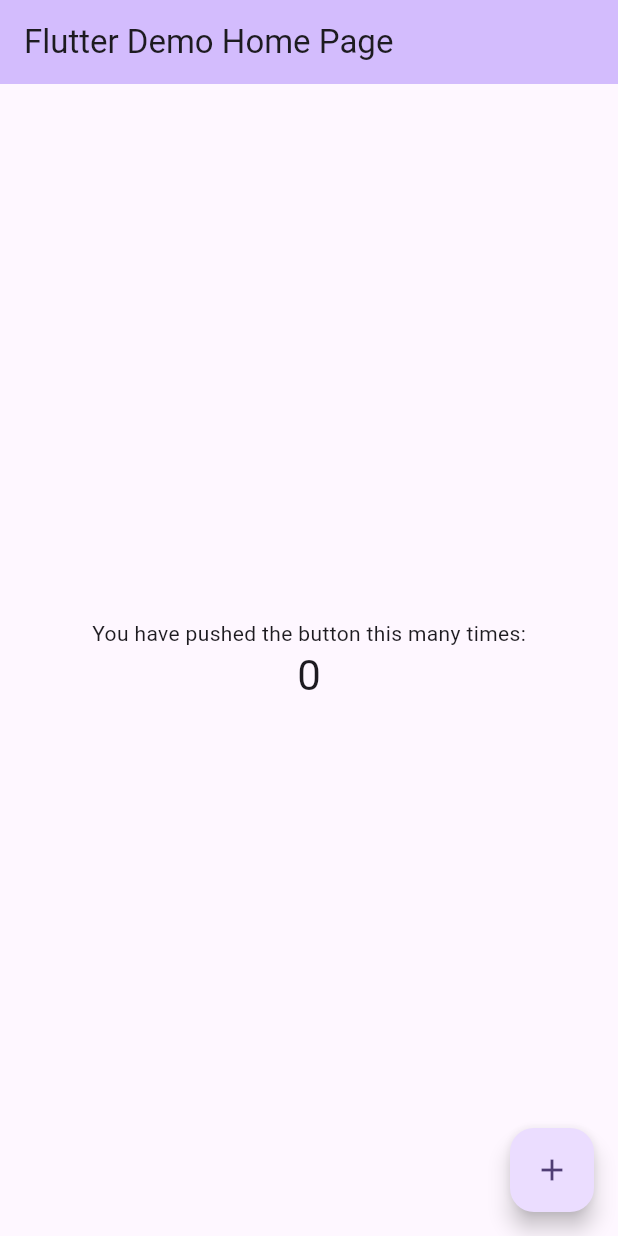
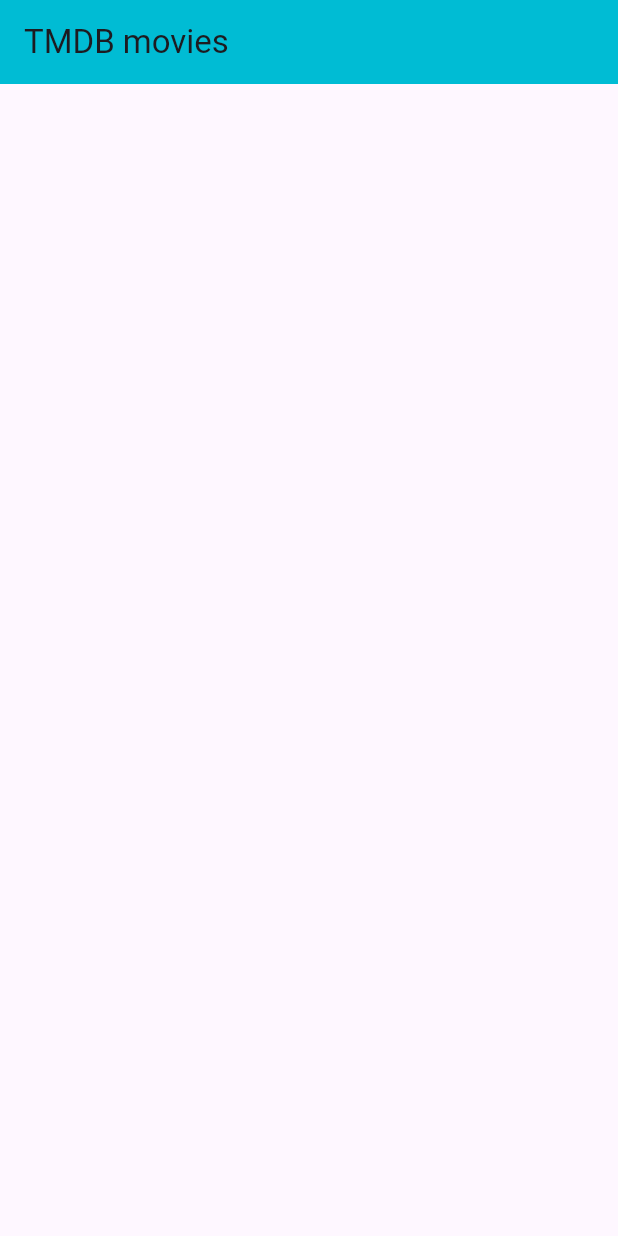
Before and after one commit to yakobsolo/Flutter-Projects, a Flutter app: the screen it shows after launch, on a phone screen of 412 x 824 dp. Run offline on Flutter 3.47's test engine with Material 3 defaults, Android fonts, the phone set to English and light mode, and no system bars; missing offline and left inert: tmdb_api.

Commit message:
fit(adding a home page)

```diff
--- /dev/null
+++ b/tmdbmovie/lib/features/UI/homepage.dart
@@ -0,0 +1,51 @@
+import 'package:flutter/material.dart';
+import 'package:tmdb_api/tmdb_api.dart';
+
+class Home extends StatefulWidget {
+  const Home({super.key});
+
+  @override
+  State<Home> createState() => _HomeState();
+}
+
+class _HomeState extends State<Home> {
+  List trendingmovies = [];
+  List trendingtopratedmovies = [];
+  List tv = [];
+  final String apikey = "1f5ce32369dbfe4b83f605405d87ec1a";
+  final String accesstoken =
+      "eyJhbGciOiJIUzI1NiJ9.eyJhdWQiOiIxZjVjZTMyMzY5ZGJmZTRiODNmNjA1NDA1ZDg3ZWMxYSIsInN1YiI6IjY2MjIzZjYyZTY0MGQ2MDE4NmM0NzI2ZiIsInNjb3BlcyI6WyJhcGlfcmVhZCJdLCJ2ZXJzaW9uIjoxfQ.kVlUjDlW_d8SuB4-6UW2BK_o3cP3SsIh-dzTgWC7Xto";
+
+  @override
+  void initState() {
+    loadMovies();
+    super.initState();
+  }
+
+  loadMovies() async {
+    TMDB tmdbwithcustomlogs = TMDB(
+      ApiKeys(apikey, accesstoken),
+      logConfig: ConfigLogger(showLogs: true, showErrorLogs: true),
+    );
+
+    Map trendingresult = await tmdbwithcustomlogs.v3.trending.getTrending();
+    Map topratedresult = await tmdbwithcustomlogs.v3.movies.getTopRated();
+    Map tvresult = await tmdbwithcustomlogs.v3.tv.getPopular();
+
+    setState(() {
+      trendingmovies = trendingresult["result"];
+      trendingtopratedmovies = trendingresult["result"];
+      tv = trendingresult["result"];
+    });
+  }
+
+  @override
+  Widget build(BuildContext context) {
+    return Scaffold(
+      appBar: AppBar(
+        title: Text("TMDB movies"),
+        backgroundColor: Colors.cyan,
+      ),
+    );
+  }
+}
--- a/tmdbmovie/lib/main.dart
+++ b/tmdbmovie/lib/main.dart
@@ -1,125 +1,22 @@
-import 'package:flutter/material.dart';
+import "package:flutter/material.dart";
+import "package:tmdbmovie/features/UI/homepage.dart";
 
-void main() {
-  runApp(const MyApp());
-}
+void main() => runApp(MyApp());
 
 class MyApp extends StatelessWidget {
   const MyApp({super.key});
 
-  // This widget is the root of your application.
+
   @override
   Widget build(BuildContext context) {
     return MaterialApp(
-      title: 'Flutter Demo',
+      debugShowCheckedModeBanner: false,
+
       theme: ThemeData(
-        // This is the theme of your application.
-        //
-        // TRY THIS: Try running your application with "flutter run". You'll see
-        // the application has a purple toolbar. Then, without quitting the app,
-        // try changing the seedColor in the colorScheme below to Colors.green
-        // and then invoke "hot reload" (save your changes or press the "hot
-        // reload" button in a Flutter-supported IDE, or press "r" if you used
-        // the command line to start the app).
-        //
-        // Notice that the counter didn't reset back to zero; the application
-        // state is not lost during the reload. To reset the state, use hot
-        // restart instead.
-        //
-        // This works for code too, not just values: Most code changes can be
-        // tested with just a hot reload.
-        colorScheme: ColorScheme.fromSeed(seedColor: Colors.deepPurple),
-        useMaterial3: true,
+        brightness: Brightness.light,
+        // primarySwatch: Colors.green
       ),
-      home: const MyHomePage(title: 'Flutter Demo Home Page'),
+      home: Home(),
     );
   }
 }
-
-class MyHomePage extends StatefulWidget {
-  const MyHomePage({super.key, required this.title});
-
-  // This widget is the home page of your application. It is stateful, meaning
-  // that it has a State object (defined below) that contains fields that affect
-  // how it looks.
-
-  // This class is the configuration for the state. It holds the values (in this
-  // case the title) provided by the parent (in this case the App widget) and
-  // used by the build method of the State. Fields in a Widget subclass are
-  // always marked "final".
-
-  final String title;
-
-  @override
-  State<MyHomePage> createState() => _MyHomePageState();
-}
-
-class _MyHomePageState extends State<MyHomePage> {
-  int _counter = 0;
-
-  void _incrementCounter() {
-    setState(() {
-      // This call to setState tells the Flutter framework that something has
-      // changed in this State, which causes it to rerun the build method below
-      // so that the display can reflect the updated values. If we changed
-      // _counter without calling setState(), then the build method would not be
-      // called again, and so nothing would appear to happen.
-      _counter++;
-    });
-  }
-
-  @override
-  Widget build(BuildContext context) {
-    // This method is rerun every time setState is called, for instance as done
-    // by the _incrementCounter method above.
-    //
-    // The Flutter framework has been optimized to make rerunning build methods
-    // fast, so that you can just rebuild anything that needs updating rather
-    // than having to individually change instances of widgets.
-    return Scaffold(
-      appBar: AppBar(
-        // TRY THIS: Try changing the color here to a specific color (to
-        // Colors.amber, perhaps?) and trigger a hot reload to see the AppBar
-        // change color while the other colors stay the same.
-        backgroundColor: Theme.of(context).colorScheme.inversePrimary,
-        // Here we take the value from the MyHomePage object that was created by
-        // the App.build method, and use it to set our appbar title.
-        title: Text(widget.title),
-      ),
-      body: Center(
-        // Center is a layout widget. It takes a single child and positions it
-        // in the middle of the parent.
-        child: Column(
-          // Column is also a layout widget. It takes a list of children and
-          // arranges them vertically. By default, it sizes itself to fit its
-          // children horizontally, and tries to be as tall as its parent.
-          //
-          // Column has various properties to control how it sizes itself and
-          // how it positions its children. Here we use mainAxisAlignment to
-          // center the children vertically; the main axis here is the vertical
-          // axis because Columns are vertical (the cross axis would be
-          // horizontal).
-          //
-          // TRY THIS: Invoke "debug painting" (choose the "Toggle Debug Paint"
-          // action in the IDE, or press "p" in the console), to see the
-          // wireframe for each widget.
-          mainAxisAlignment: MainAxisAlignment.center,
-          children: <Widget>[
-            const Text(
-              'You have pushed the button this many times:',
-            ),
-            Text(
-              '$_counter',
-              style: Theme.of(context).textTheme.headlineMedium,
-            ),
-          ],
-        ),
-      ),
-      floatingActionButton: FloatingActionButton(
-        onPressed: _incrementCounter,
-        tooltip: 'Increment',
-        child: const Icon(Icons.add),
-      ), // This trailing comma makes auto-formatting nicer for build methods.
-    );
-  }
-}
--- a/tmdbmovie/pubspec.yaml
+++ b/tmdbmovie/pubspec.yaml
@@ -35,6 +35,7 @@ dependencies:
   # The following adds the Cupertino Icons font to your application.
   # Use with the CupertinoIcons class for iOS style icons.
   cupertino_icons: ^1.0.6
+  tmdb_api: ^2.2.0
 
 dev_dependencies:
   flutter_test:
```
Also changed, not shown: tmdbmovie/pubspec.lock.
